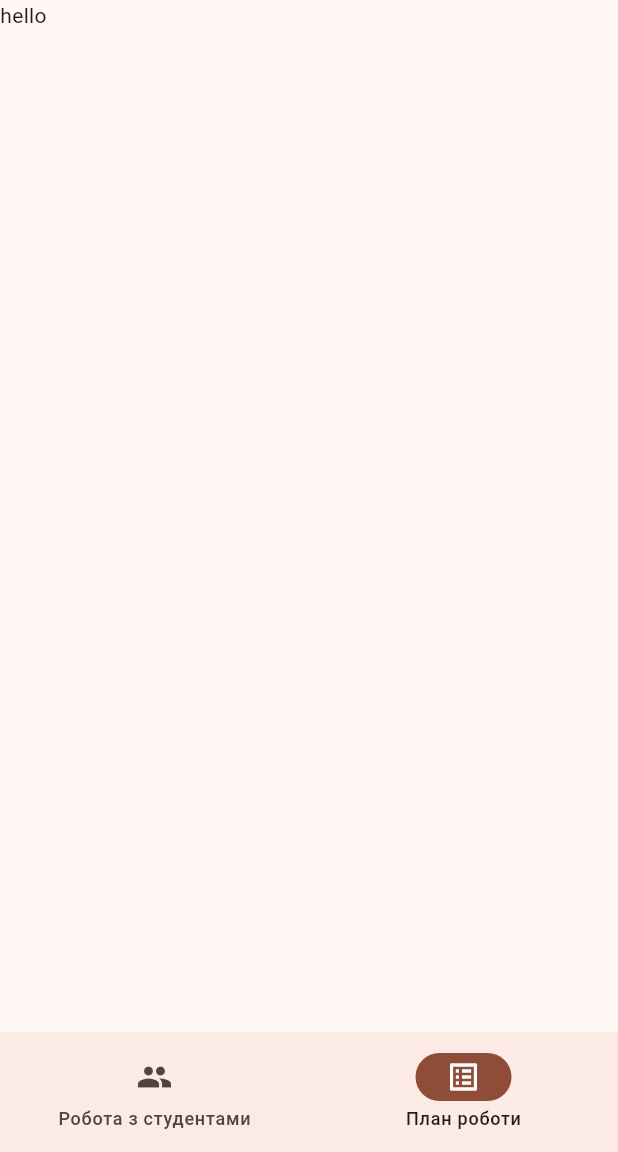
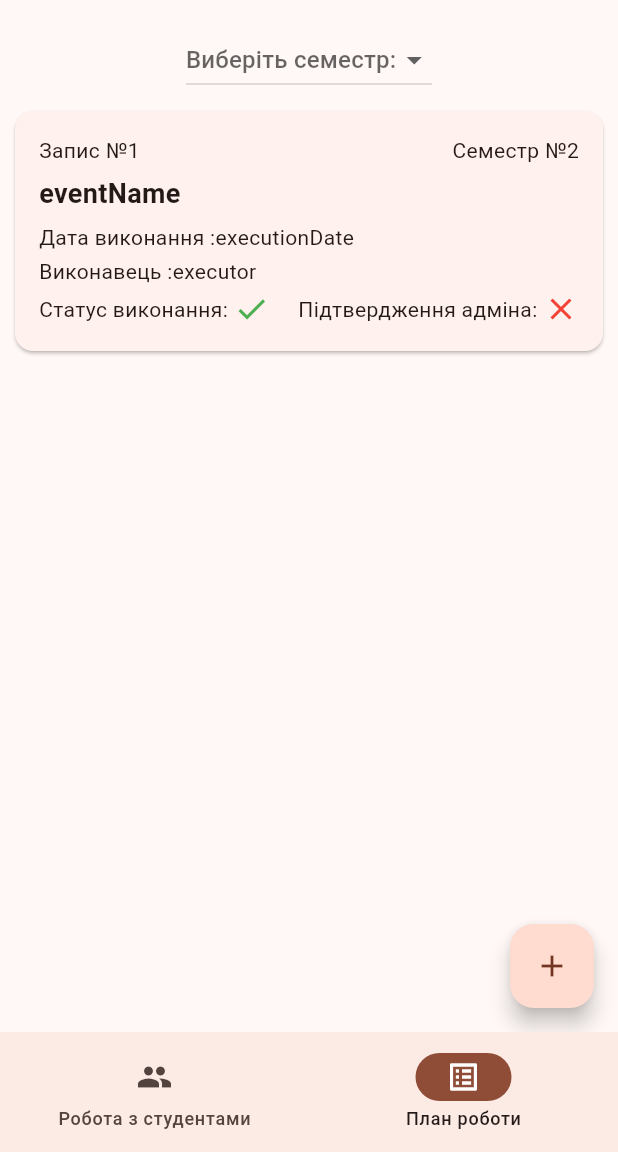
Before and after one commit to aotilm/flutter_curators_journal, a Flutter app: the CuratorsWorkWithStudents screen opened by its route, item 2 of the bottom bar chosen, on a phone screen of 412 x 824 dp, the part 84-1236 px from its top. Run offline on Flutter 3.47's test engine with Material 3 defaults, Android fonts, the phone set to English and light mode, and no system bars; our stand-ins replace accordion; missing offline and left inert: mysql_client.

Commit message:
почав робити план роботи, треба ще потрібно додати можливіть кількох записів для розділів які можуть мати пару записів по семестрах або по даті

```diff
--- a/lib/main.dart
+++ b/lib/main.dart
@@ -20,7 +20,7 @@ class MyApp extends StatelessWidget {
     return MaterialApp(
       title: 'Goddamn journal',
       theme: ThemeData(
-        colorScheme: ColorScheme.fromSeed(seedColor: Colors.deepOrange),
+        colorScheme: ColorScheme.fromSeed(seedColor: Colors.deepOrangeAccent),
         useMaterial3: true,
         cardTheme: CardTheme(
           // color: Theme.of(context).cardColor,
--- a/lib/screens/work_with_students/cards.dart
+++ b/lib/screens/work_with_students/cards.dart
@@ -723,3 +723,106 @@ class IndividualEscortCard extends DataCardBase {
     );
   }
 }
+
+class WorkPlanCard {
+  final int id;
+  final int session;
+  final String eventName;
+  final String executionDate;
+  final String executor;
+  final bool isDone;
+  final bool adminConfirmation;
+
+  WorkPlanCard({
+    required this.id,
+    required this.session,
+    required this.eventName,
+    required this.executionDate,
+    required this.executor,
+    required this.isDone,
+    required this.adminConfirmation
+  });
+
+  Card returnCard(BuildContext context) {
+    return Card(
+      child: InkWell(
+        splashColor: Colors.blue.withAlpha(30),
+        onTap: () {
+          // Navigator.push(
+          //   context,
+          //   MaterialPageRoute(
+          //     builder: (context) => EditForm(
+          //       id: id,
+          //       firstName: firstName,
+          //       lastName: lastName,
+          //       middleName: middleName,
+          //     ),
+          //   ),
+          // );
+        },
+        child: Padding(
+          padding: const EdgeInsets.all(16.0),
+          child: Column(
+            crossAxisAlignment: CrossAxisAlignment.start,
+            children: <Widget>[
+              Row(
+                mainAxisAlignment: MainAxisAlignment.spaceBetween,
+                  children: [
+                    Text(
+                      'Запис №$id',
+                      style: TextStyle(fontSize: 14, fontWeight: FontWeight.w400),
+                    ),
+                    Text(
+                      'Семестр №$session',
+                      style: TextStyle(fontSize: 14, fontWeight: FontWeight.w400),
+                    ),
+                  ],
+              ),
+
+              SizedBox(height: 6),
+              Text(
+                '$eventName',
+                style: TextStyle(fontSize: 18, fontWeight: FontWeight.bold),
+              ),
+              SizedBox(height: 6),
+              Text(
+                'Дата виконання :$executionDate',
+                style: TextStyle(fontSize: 14, fontWeight: FontWeight.w400),
+              ),
+              SizedBox(height: 3),
+              Text(
+                'Виконавець :$executor',
+                style: TextStyle(fontSize: 14, fontWeight: FontWeight.w400),
+              ),
+              SizedBox(height: 3),
+              Row(
+                mainAxisAlignment: MainAxisAlignment.spaceBetween,
+                children: [
+                  Row(
+                    children: [
+                      Text(
+                        'Cтатус виконання: ',
+                        style: TextStyle(fontSize: 14, fontWeight: FontWeight.w400),
+                      ),
+                      isDone ? Icon(Icons.done, color: Colors.green) : Icon(Icons.close, color: Colors.red)
+                    ],
+                  ),
+                  Row(
+                    children: [
+                      Text(
+                        'Підтвердження адміна: ',
+                        style: TextStyle(fontSize: 14, fontWeight: FontWeight.w400),
+                      ),
+                      adminConfirmation ? Icon(Icons.done, color: Colors.green) : Icon(Icons.close, color: Colors.red)
+                    ],
+                  )
+                ],
+              )
+            ],
+          ),
+        ),
+      ),
+    );
+  }
+
+}
--- a/lib/screens/work_with_students/curators_work_with_students.dart
+++ b/lib/screens/work_with_students/curators_work_with_students.dart
@@ -1,6 +1,7 @@
 import 'package:flutter/material.dart';
 import 'package:test_journal/screens/work_with_students/curator_screens/activity.dart';
 import 'package:test_journal/screens/work_with_students/curator_screens/individual_escort.dart';
+import 'package:test_journal/screens/work_with_students/work_plan.dart';
 
 import '../../MySqlConnection.dart';
 import 'cards.dart';
@@ -243,7 +244,7 @@ class _CuratorsWorkWithStudentsState extends State<CuratorsWorkWithStudents> {
               ],
             ),
           ),
-          Text('hello'),
+          WorkPlan(),
         ][currentPageIndex]
 
       ),
--- /dev/null
+++ b/lib/screens/work_with_students/work_plan.dart
@@ -0,0 +1,72 @@
+import 'package:flutter/material.dart';
+
+import 'cards.dart';
+
+class WorkPlan extends StatefulWidget {
+  const WorkPlan({super.key});
+
+  @override
+  State<WorkPlan> createState() => _WorkPlanState();
+}
+
+class _WorkPlanState extends State<WorkPlan> {
+  String? selectedValue;
+  final List<String> sessions = ['1','2','3','4','5','6','7','8'];
+
+  @override
+  Widget build(BuildContext context) {
+    var plan = WorkPlanCard(id: 1, session: 2, eventName: "eventName", executionDate: "executionDate", executor: "executor", isDone: true, adminConfirmation: false);
+
+    return Scaffold(
+      floatingActionButton: FloatingActionButton(
+        child: Icon(Icons.add),
+        onPressed: (){},),
+      body: Column(
+        children: [
+          Padding(
+            padding:  const EdgeInsets.only(top: 16),
+            child: Row(
+              mainAxisAlignment: MainAxisAlignment.center,
+              children: [
+                DropdownButton<String>(
+                  hint: Text("Виберіть семестр:"),
+                  value: selectedValue,
+                  items: sessions.map((String item) {
+                    return DropdownMenuItem<String>(
+                      value: item,
+                      child: Text(item),
+                    );
+                  }).toList(),
+                  onChanged: (String? newValue) {
+                    setState(() {
+                      selectedValue = newValue;
+                    });
+                  },
+                )
+              ],
+            ),
+          ),
+          plan.returnCard(context)
+          // FutureBuilder<List<WorkPlanCard>>(
+          //   future: returnCards(),
+          //   builder: (context, snapshot) {
+          //     if (snapshot.connectionState == ConnectionState.waiting) {
+          //       return CircularProgressIndicator();
+          //     } else if (snapshot.hasError) {
+          //       return Text('Error: ${snapshot.error}');
+          //     } else if (!snapshot.hasData || snapshot.data!.isEmpty) {
+          //       return Text('No data found');
+          //     }
+          //
+          //     return Column(
+          //       children: snapshot.data!.map<Widget>((card) {
+          //         return card.returnCard(context);
+          //       }).toList(),
+          //     );
+          //   },
+          // ),
+        ],
+      ),
+    );
+  }
+}
```
